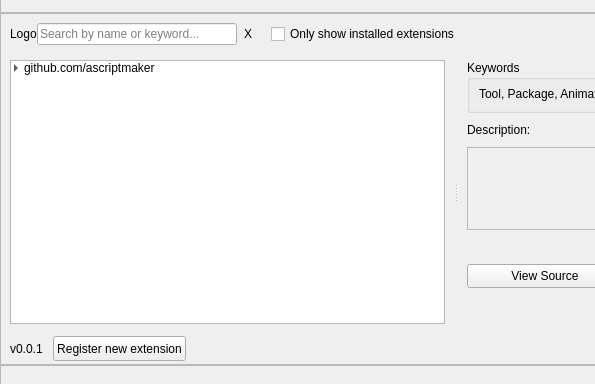
Old version of the form ExtensionStore/resources/store.ui in the repository mchaptel/ExtensionStore; both pictures show x 0 to 595 and y 339 to 723 of the 794 by 1056 pixel window.
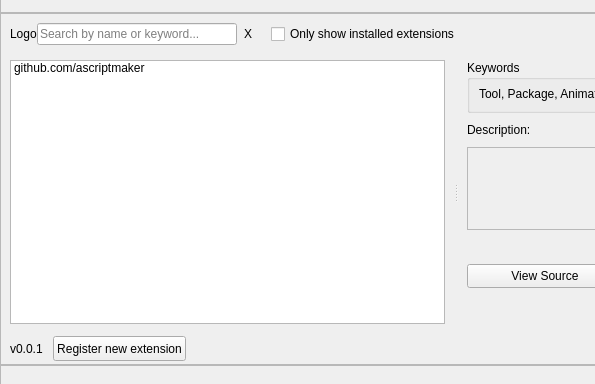
New version of the form.

Commit message: properly set width of extension list columns at load

```diff
--- a/ExtensionStore/resources/store.ui
+++ b/ExtensionStore/resources/store.ui
@@ -368,15 +368,21 @@
          <number>4</number>
         </property>
         <widget class="QFrame" name="extensionFrame">
+         <property name="lineWidth">
+          <number>1</number>
+         </property>
          <layout class="QVBoxLayout" name="verticalLayout_5">
-          <property name="leftMargin">
-           <number>9</number>
-          </property>
           <item>
            <widget class="QTreeWidget" name="extensionsList">
             <property name="styleSheet">
              <string notr="true"/>
             </property>
+            <property name="horizontalScrollBarPolicy">
+             <enum>Qt::ScrollBarAlwaysOff</enum>
+            </property>
+            <property name="editTriggers">
+             <set>QAbstractItemView::NoEditTriggers</set>
+            </property>
             <property name="showDropIndicator" stdset="0">
              <bool>true</bool>
             </property>
@@ -388,22 +394,31 @@
             </property>
             <property name="iconSize">
              <size>
-              <width>18</width>
-              <height>18</height>
+              <width>20</width>
+              <height>20</height>
              </size>
             </property>
             <property name="indentation">
              <number>10</number>
             </property>
             <property name="rootIsDecorated">
+             <bool>false</bool>
+            </property>
+            <property name="animated">
              <bool>true</bool>
             </property>
             <property name="headerHidden">
              <bool>true</bool>
             </property>
+            <property name="columnCount">
+             <number>2</number>
+            </property>
             <attribute name="headerDefaultSectionSize">
              <number>250</number>
             </attribute>
+            <attribute name="headerStretchLastSection">
+             <bool>false</bool>
+            </attribute>
             <column>
              <property name="text">
               <string>Name</string>
@@ -414,11 +429,6 @@
               <string/>
              </property>
             </column>
-            <column>
-             <property name="text">
-              <string/>
-             </property>
-            </column>
             <item>
              <property name="text">
               <string>github.com/ascriptmaker</string>
```
Left out of the diff: 12 changed lines with no effect on the pictures. The commit also changes 2 other files.
